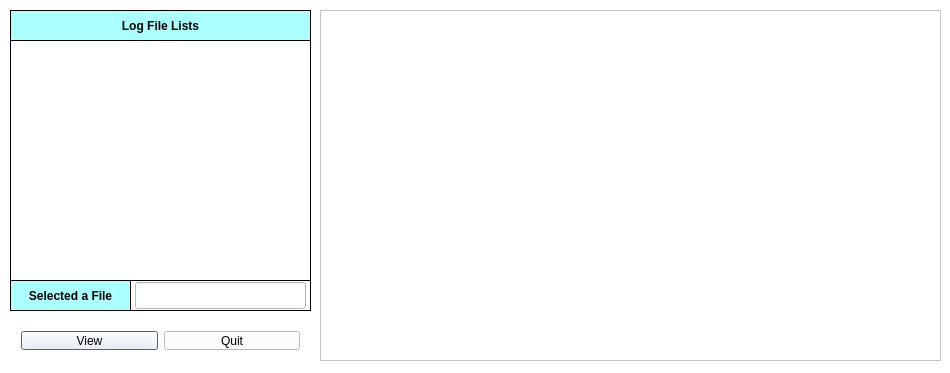
This is viewlog.ui in hayoungdaddy/KGminer_QT as Qt 5 draws it before an edit. The edited form follows.
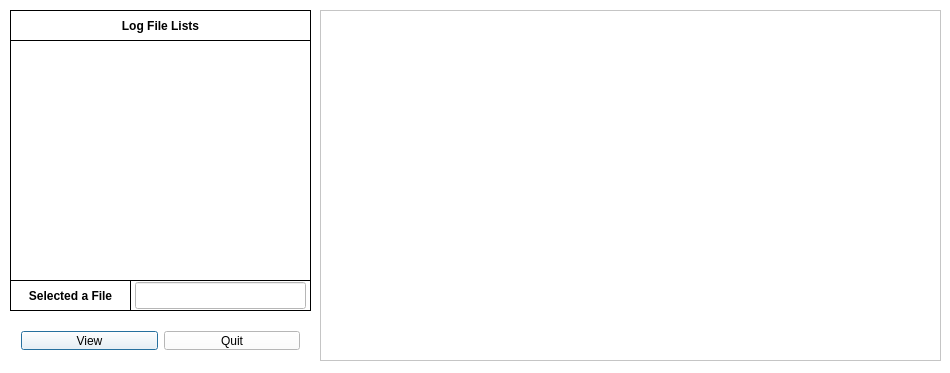
This is the edited form.

What changed in the file:
```diff
--- a/viewlog.ui
+++ b/viewlog.ui
@@ -447,7 +447,7 @@
     </font>
    </property>
    <property name="styleSheet">
-    <string notr="true">background-color: rgb(170, 255, 255);</string>
+    <string notr="true"/>
    </property>
    <property name="frameShape">
     <enum>QFrame::Box</enum>
@@ -497,7 +497,7 @@
     </font>
    </property>
    <property name="styleSheet">
-    <string notr="true">background-color: rgb(170, 255, 255);</string>
+    <string notr="true"/>
    </property>
    <property name="frameShape">
     <enum>QFrame::Box</enum>
```
